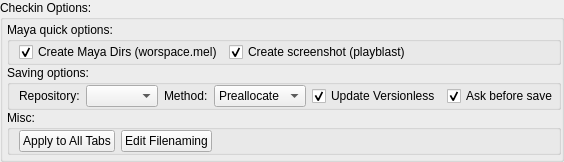
listyque/TACTIC-Handler, file lib/ui/checkin/ui_checkin_options.ui: the form before one commit.
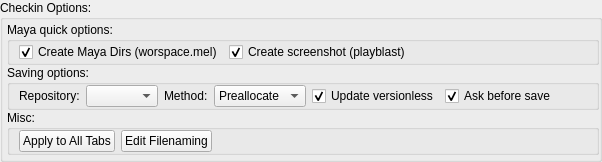
The form after the commit.

```diff
--- a/lib/ui/checkin/ui_checkin_options.ui
+++ b/lib/ui/checkin/ui_checkin_options.ui
@@ -2,14 +2,6 @@
 <ui version="4.0">
  <class>checkinOptionsGroupBox</class>
  <widget class="QGroupBox" name="checkinOptionsGroupBox">
-  <property name="geometry">
-   <rect>
-    <x>0</x>
-    <y>0</y>
-    <width>537</width>
-    <height>129</height>
-   </rect>
-  </property>
   <property name="sizePolicy">
    <sizepolicy hsizetype="Preferred" vsizetype="Minimum">
     <horstretch>0</horstretch>
@@ -210,7 +202,7 @@
       <item>
        <widget class="QCheckBox" name="updateVersionlessCheckBox">
         <property name="text">
-         <string>Update Versionless</string>
+         <string>Update versionless</string>
         </property>
         <property name="checked">
          <bool>true</bool>
```
